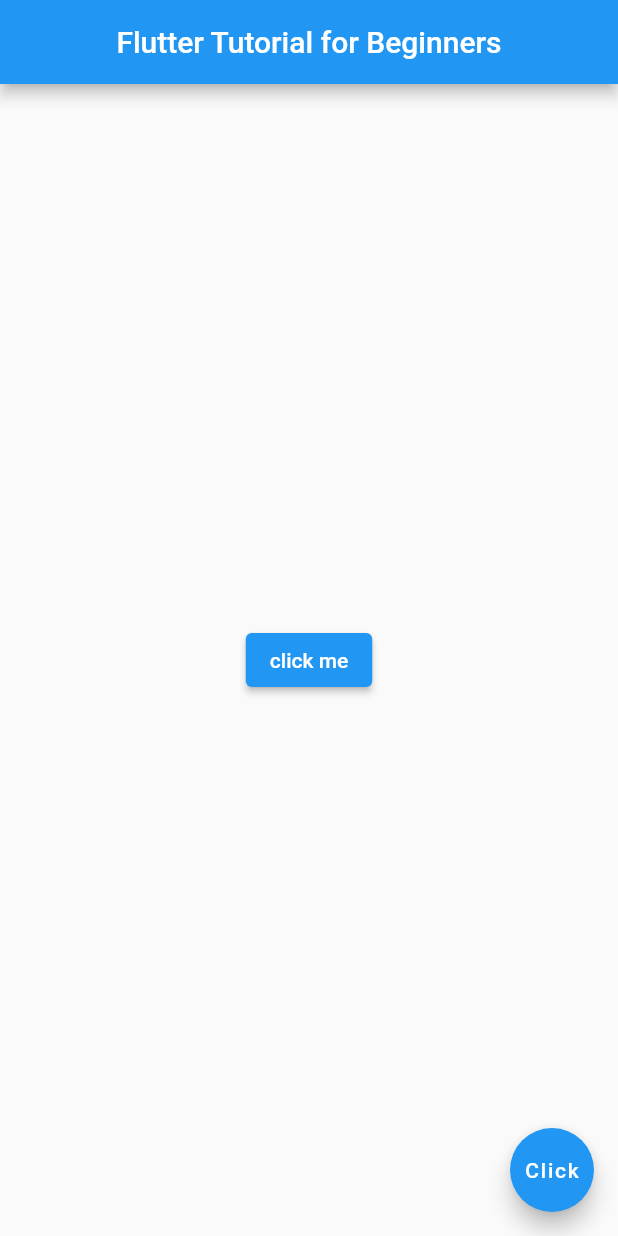
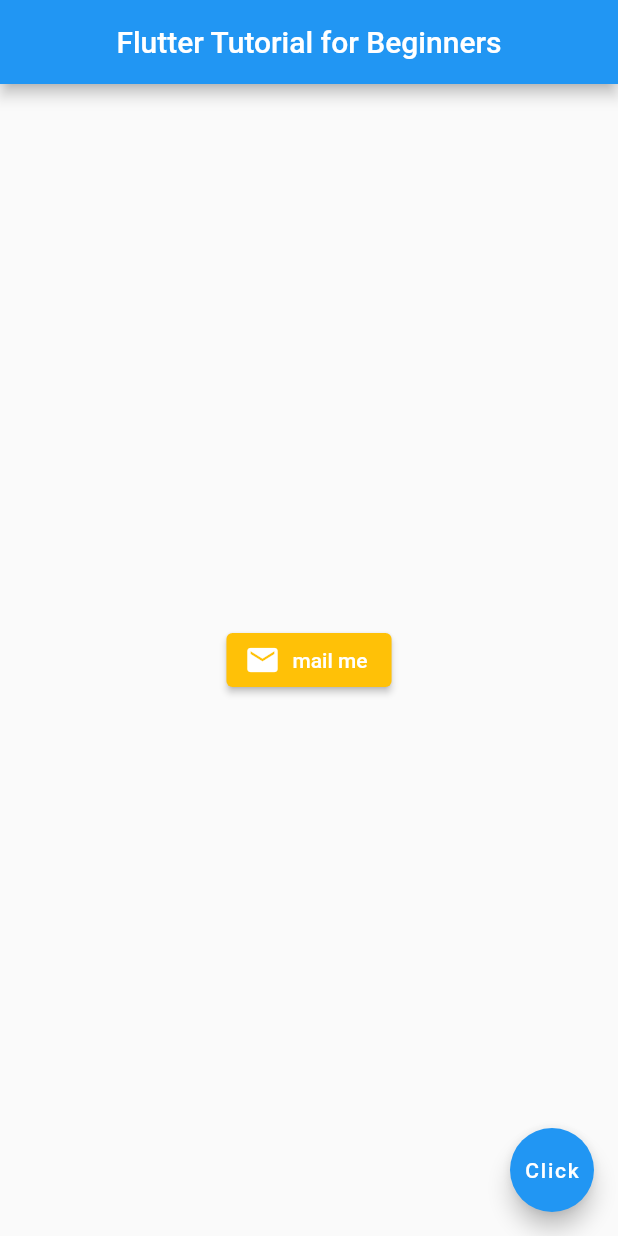
Before and after one commit to ChrisWongAtCUHK/flutter_tutorial_for_beginners, a Flutter app: the screen it shows after launch, on a phone screen of 412 x 824 dp. Run offline on Flutter 3.47's test engine with Material 2 defaults, Android fonts, the phone set to English and light mode, and no system bars.

Commit message:
Flutter Tutorial for Beginners #9 - Buttons & Icons

```diff
--- a/lib/main.dart
+++ b/lib/main.dart
@@ -15,9 +15,13 @@ class Home extends StatelessWidget {
         centerTitle: true,
       ),
       body: Center(
-        child: ElevatedButton(
+        child: ElevatedButton.icon(
           onPressed: () {},
-          child: const Text('click me'),
+          icon: const Icon(Icons.mail),
+          label: const Text('mail me'),
+          style: ElevatedButton.styleFrom(
+            backgroundColor: Colors.amber, // Background color
+          ),
         ),
       ),
       floatingActionButton: FloatingActionButton(
```
